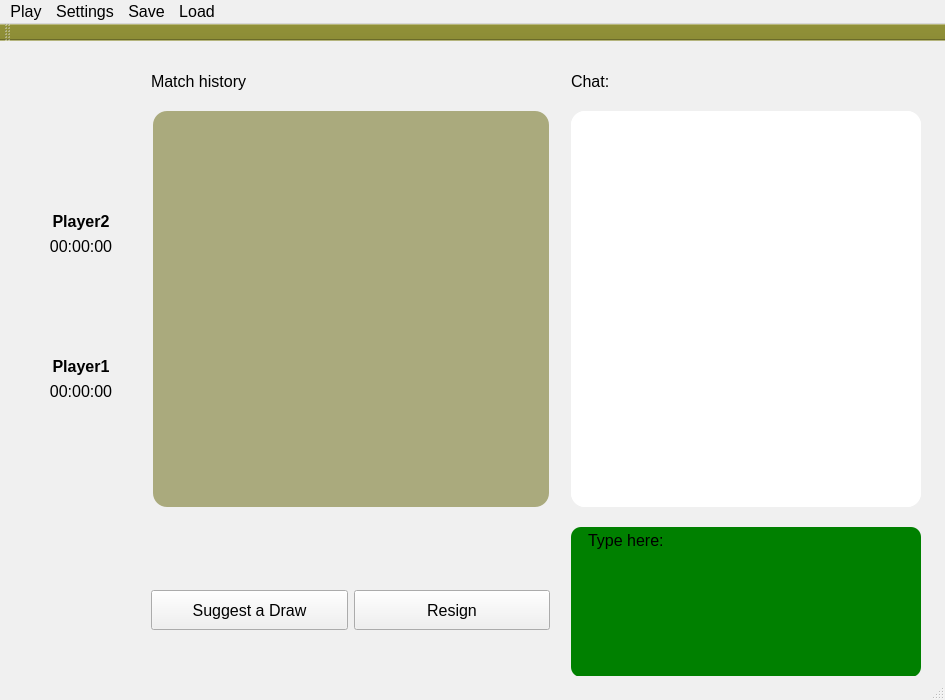
Qt form windows/mainwindow.ui (redmms/mercury_chess) before a commit.
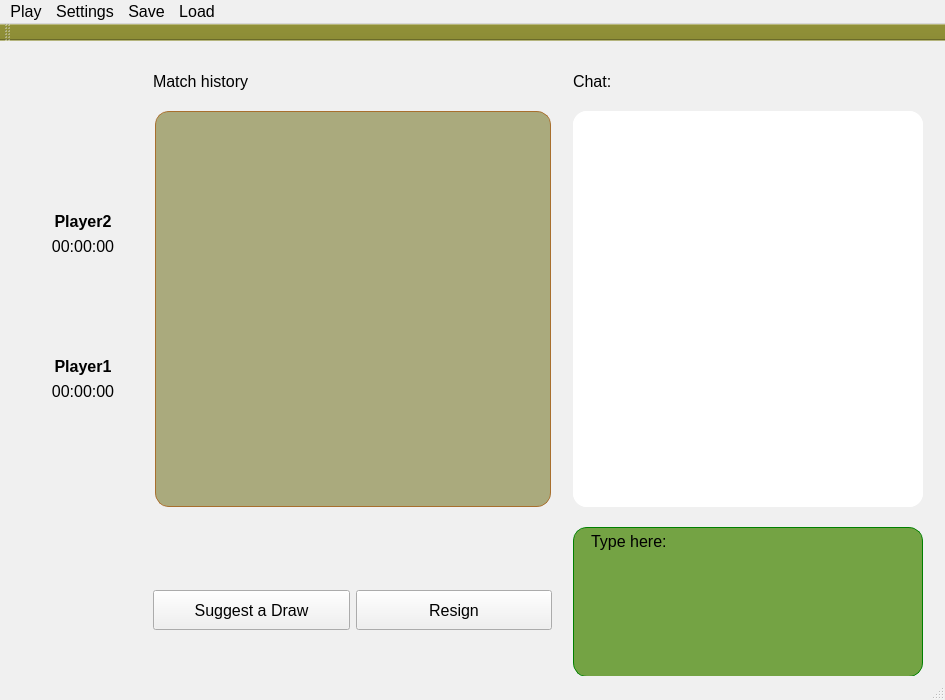
The same form after that commit. Icons and pictures are not drawn.

The edit to the form file:
```diff
--- a/windows/mainwindow.ui
+++ b/windows/mainwindow.ui
@@ -265,6 +265,9 @@
   <property name="toolTip">
    <string/>
   </property>
+  <property name="layoutDirection">
+   <enum>Qt::LeftToRight</enum>
+  </property>
   <property name="autoFillBackground">
    <bool>true</bool>
   </property>
@@ -283,7 +286,7 @@
      <rect>
       <x>20</x>
       <y>20</y>
-      <width>894</width>
+      <width>914</width>
       <height>610</height>
      </rect>
     </property>
@@ -514,6 +517,97 @@
          <height>150</height>
         </size>
        </property>
+       <property name="palette">
+        <palette>
+         <active>
+          <colorrole role="Button">
+           <brush brushstyle="SolidPattern">
+            <color alpha="255">
+             <red>116</red>
+             <green>163</green>
+             <blue>68</blue>
+            </color>
+           </brush>
+          </colorrole>
+          <colorrole role="Base">
+           <brush brushstyle="SolidPattern">
+            <color alpha="255">
+             <red>116</red>
+             <green>163</green>
+             <blue>68</blue>
+            </color>
+           </brush>
+          </colorrole>
+          <colorrole role="Window">
+           <brush brushstyle="SolidPattern">
+            <color alpha="255">
+             <red>116</red>
+             <green>163</green>
+             <blue>68</blue>
+            </color>
+           </brush>
+          </colorrole>
+         </active>
+         <inactive>
+          <colorrole role="Button">
+           <brush brushstyle="SolidPattern">
+            <color alpha="255">
+             <red>116</red>
+             <green>163</green>
+             <blue>68</blue>
+            </color>
+           </brush>
+          </colorrole>
+          <colorrole role="Base">
+           <brush brushstyle="SolidPattern">
+            <color alpha="255">
+             <red>116</red>
+             <green>163</green>
+             <blue>68</blue>
+            </color>
+           </brush>
+          </colorrole>
+          <colorrole role="Window">
+           <brush brushstyle="SolidPattern">
+            <color alpha="255">
+             <red>116</red>
+             <green>163</green>
+             <blue>68</blue>
+            </color>
+           </brush>
+          </colorrole>
+         </inactive>
+         <disabled>
+          <colorrole role="Button">
+           <brush brushstyle="SolidPattern">
+            <color alpha="255">
+             <red>116</red>
+             <green>163</green>
+             <blue>68</blue>
+            </color>
+           </brush>
+          </colorrole>
+          <colorrole role="Base">
+           <brush brushstyle="SolidPattern">
+            <color alpha="255">
+             <red>116</red>
+             <green>163</green>
+             <blue>68</blue>
+            </color>
+           </brush>
+          </colorrole>
+          <colorrole role="Window">
+           <brush brushstyle="SolidPattern">
+            <color alpha="255">
+             <red>116</red>
+             <green>163</green>
+             <blue>68</blue>
+            </color>
+           </brush>
+          </colorrole>
+         </disabled>
+        </palette>
+       </property>
        <property name="font">
         <font>
          <pointsize>12</pointsize>
@@ -526,8 +620,9 @@
         <bool>false</bool>
        </property>
        <property name="styleSheet">
-        <string notr="true">background: green;
-border-radius: 10;</string>
+        <string notr="true">background: #74a344;
+border: 1px solid green;
+border-radius: 14;</string>
        </property>
        <property name="html">
         <string>&lt;!DOCTYPE HTML PUBLIC &quot;-//W3C//DTD HTML 4.0//EN&quot; &quot;http://www.w3.org/TR/REC-html40/strict.dtd&quot;&gt;
@@ -589,9 +684,9 @@
           <colorrole role="Window">
            <brush brushstyle="SolidPattern">
             <color alpha="255">
-             <red>128</red>
-             <green>132</green>
-             <blue>55</blue>
+             <red>170</red>
+             <green>170</green>
+             <blue>125</blue>
             </color>
            </brush>
           </colorrole>
@@ -600,27 +695,27 @@
           <colorrole role="Button">
            <brush brushstyle="SolidPattern">
             <color alpha="255">
-             <red>64</red>
-             <green>65</green>
-             <blue>66</blue>
+             <red>170</red>
+             <green>170</green>
+             <blue>125</blue>
             </color>
            </brush>
           </colorrole>
           <colorrole role="Base">
            <brush brushstyle="SolidPattern">
             <color alpha="255">
-             <red>46</red>
-             <green>47</green>
-             <blue>48</blue>
+             <red>170</red>
+             <green>170</green>
+             <blue>125</blue>
             </color>
            </brush>
           </colorrole>
           <colorrole role="Window">
            <brush brushstyle="SolidPattern">
             <color alpha="255">
-             <red>46</red>
-             <green>47</green>
-             <blue>48</blue>
+             <red>170</red>
+             <green>170</green>
+             <blue>125</blue>
             </color>
            </brush>
           </colorrole>
@@ -638,18 +733,18 @@
           <colorrole role="Base">
            <brush brushstyle="SolidPattern">
             <color alpha="255">
-             <red>128</red>
-             <green>132</green>
-             <blue>55</blue>
+             <red>170</red>
+             <green>170</green>
+             <blue>125</blue>
             </color>
            </brush>
           </colorrole>
           <colorrole role="Window">
            <brush brushstyle="SolidPattern">
             <color alpha="255">
-             <red>128</red>
-             <green>132</green>
-             <blue>55</blue>
+             <red>170</red>
+             <green>170</green>
+             <blue>125</blue>
             </color>
            </brush>
           </colorrole>
@@ -665,6 +760,7 @@
        <property name="styleSheet">
         <string notr="true">QLabel{
 background: rgb(170, 170, 125);
+border: 1 solid #A86F2E;
 border-radius: 14px;
 }</string>
        </property>
```
